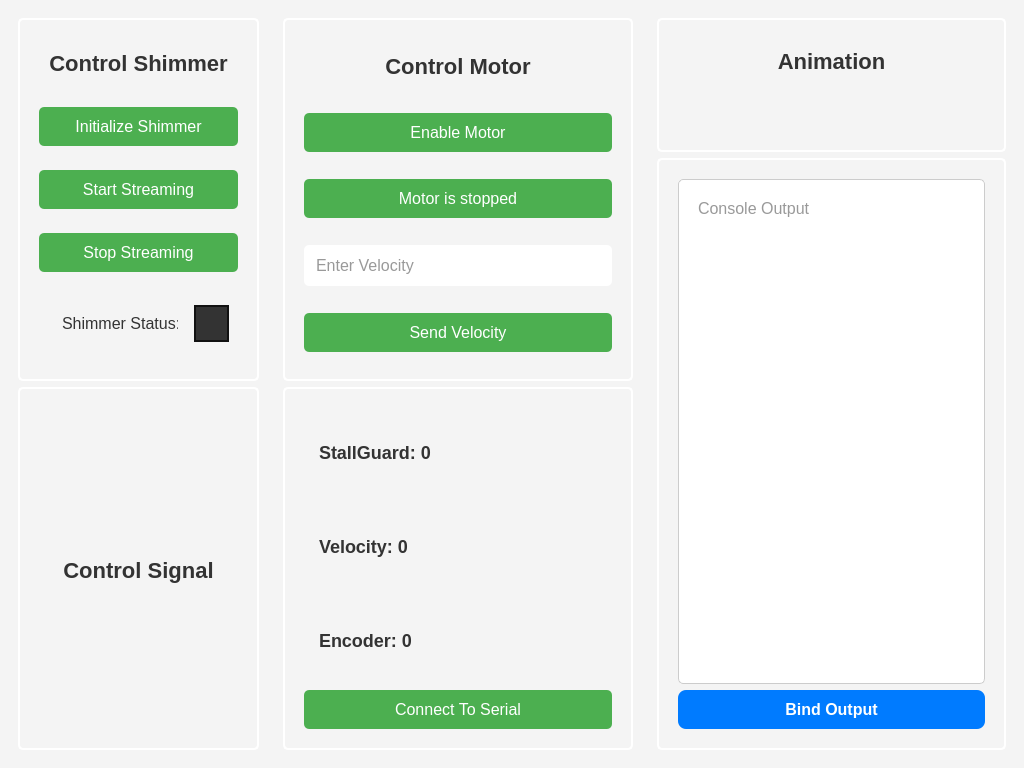
Old version of the form app_dependency/mainwindow.ui in the repository carl0801/ElbowExo.
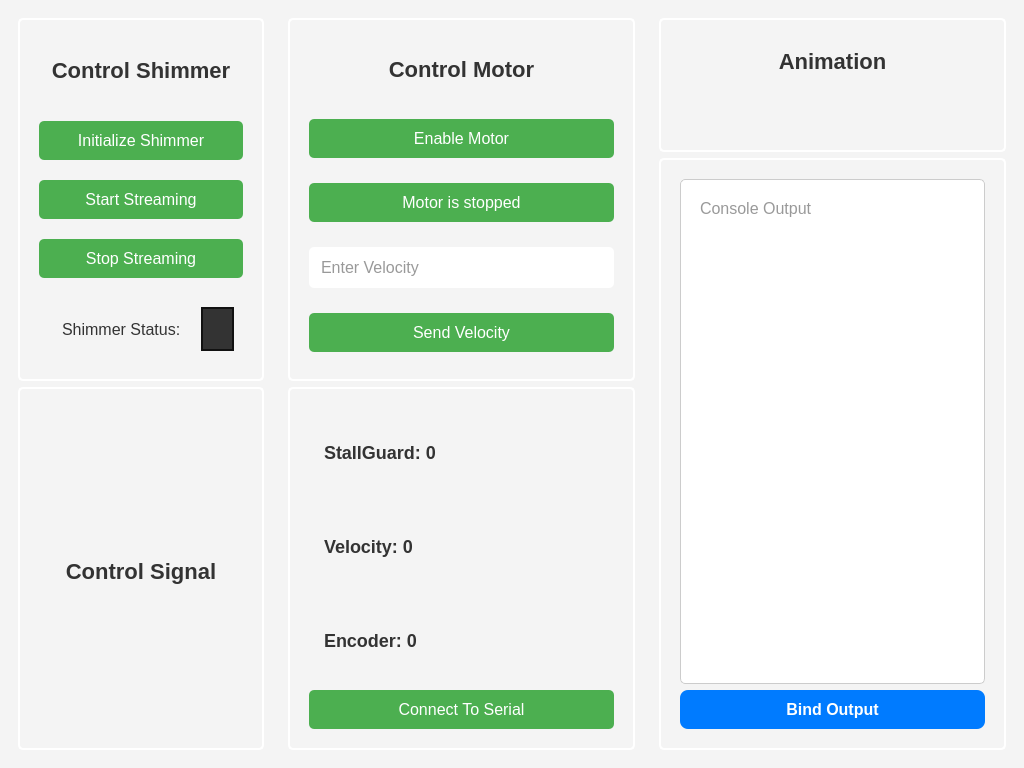
New version of the form.

Commit message: Change it to dynamically update size of the window

Diff of the .ui file:
```diff
--- a/app_dependency/mainwindow.ui
+++ b/app_dependency/mainwindow.ui
@@ -90,10 +90,10 @@
                                                     border: none;
                                                     </string>
                                                 </property>
-                                                <property name="maximumSize">
+                                                <property name="minimumSize">
                                                     <size>
-                                                        <width>1900</width>
-                                                        <height>40</height>
+                                                        <width>100</width>
+                                                        <height>55</height>
                                                     </size>
                                                 </property>
                                             </widget>
@@ -136,9 +136,9 @@
                                         </item>
                                         <item>
                                             <widget class="QWidget" name="shimmer_status_widget">
-                                                <property name="maximumSize">
+                                                <property name="minimumSize">
                                                     <size>
-                                                        <width>1900</width>
+                                                        <width>100</width>
                                                         <height>55</height>
                                                     </size>
                                                 </property>
@@ -161,12 +161,6 @@
                                                                     
                                                                 </string>
                                                             </property>
-                                                            <property name="maximumSize">
-                                                                <size>
-                                                                    <width>140</width>
-                                                                    <height>70</height>
-                                                                </size>
-                                                            </property>
                                                         </widget>
                                                     </item>
                                                     <item>
@@ -218,6 +212,12 @@
                                                     border: none;
                                                     </string>
                                                 </property>
+                                                <property name="minimumSize">
+                                                    <size>
+                                                        <width>100</width>
+                                                        <height>55</height>
+                                                    </size>
+                                                </property>
                                                 <property name="maximumSize">
                                                     <size>
                                                         <width>1900</width>
@@ -251,7 +251,7 @@
                                         <number>20</number> <!-- Spacing of 20 pixels -->
                                     </property>
                                         <item>
-                                            <widget class="QLabel" name="control_shimmer_title">
+                                            <widget class="QLabel" name="control_motor_title">
                                                 <property name="text">
                                                     <string>Control Motor</string>
                                                 </property>
@@ -269,6 +269,12 @@
                                                 <property name="maximumSize">
                                                     <size>
                                                         <width>1900</width>
+                                                        <height>50</height>
+                                                    </size>
+                                                </property>
+                                                <property name="minimumSize">
+                                                    <size>
+                                                        <width>100</width>
                                                         <height>40</height>
                                                     </size>
                                                 </property>
```
Left out of the diff: 1 changed line with no effect on the pictures. The commit also changes 1 other file.
